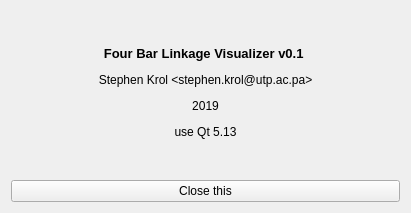
Above: about.ui from stivio00/FourBarVis before the change. Below: the same form after it.
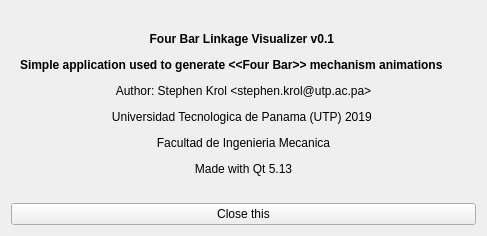
That is the form after the change.

Diff of the .ui file:
```diff
--- a/about.ui
+++ b/about.ui
@@ -6,8 +6,8 @@
    <rect>
     <x>0</x>
     <y>0</y>
-    <width>411</width>
-    <height>213</height>
+    <width>487</width>
+    <height>236</height>
    </rect>
   </property>
   <property name="windowTitle">
@@ -20,7 +20,7 @@
       <item>
        <widget class="QLabel" name="label">
         <property name="text">
-         <string>&lt;html&gt;&lt;head/&gt;&lt;body&gt;&lt;p align=&quot;center&quot;&gt;&lt;span style=&quot; font-size:10pt; font-weight:600;&quot;&gt;Four Bar Linkage Visualizer v0.1 &lt;/span&gt;&lt;/p&gt;&lt;p align=&quot;center&quot;&gt;Stephen Krol &amp;lt;stephen.krol@utp.ac.pa&amp;gt;&lt;/p&gt;&lt;p align=&quot;center&quot;&gt;2019&lt;/p&gt;&lt;p align=&quot;center&quot;&gt;use Qt 5.13&lt;/p&gt;&lt;/body&gt;&lt;/html&gt;</string>
+         <string>&lt;html&gt;&lt;head/&gt;&lt;body&gt;&lt;p align=&quot;center&quot;&gt;&lt;span style=&quot; font-weight:600;&quot;&gt;Four Bar Linkage Visualizer v0.1 &lt;/span&gt;&lt;/p&gt;&lt;p&gt;&lt;span style=&quot; font-weight:600;&quot;&gt;Simple application used to generate &amp;lt;&amp;lt;Four Bar&amp;gt;&amp;gt; mechanism animations&lt;/span&gt;&lt;/p&gt;&lt;p align=&quot;center&quot;&gt;Author: Stephen Krol &amp;lt;stephen.krol@utp.ac.pa&amp;gt;&lt;/p&gt;&lt;p align=&quot;center&quot;&gt;Universidad Tecnologica de Panama (UTP) 2019 &lt;/p&gt;&lt;p align=&quot;center&quot;&gt;Facultad de Ingenieria Mecanica&lt;/p&gt;&lt;p align=&quot;center&quot;&gt;Made with Qt 5.13&lt;/p&gt;&lt;/body&gt;&lt;/html&gt;</string>
         </property>
        </widget>
       </item>
```
